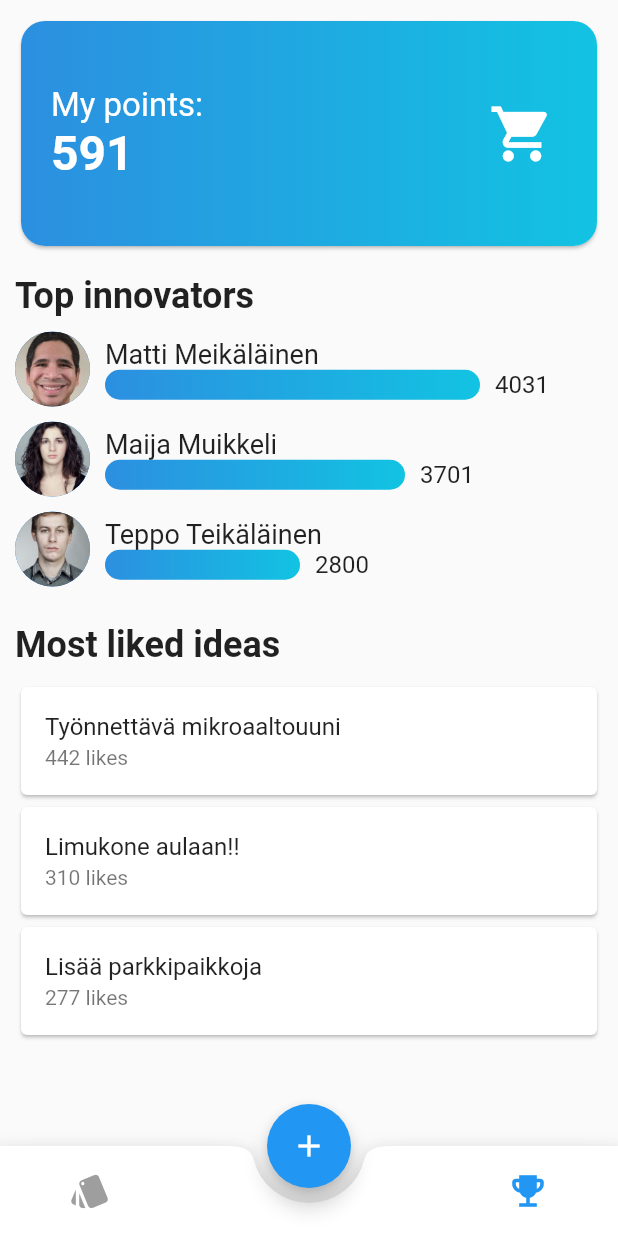
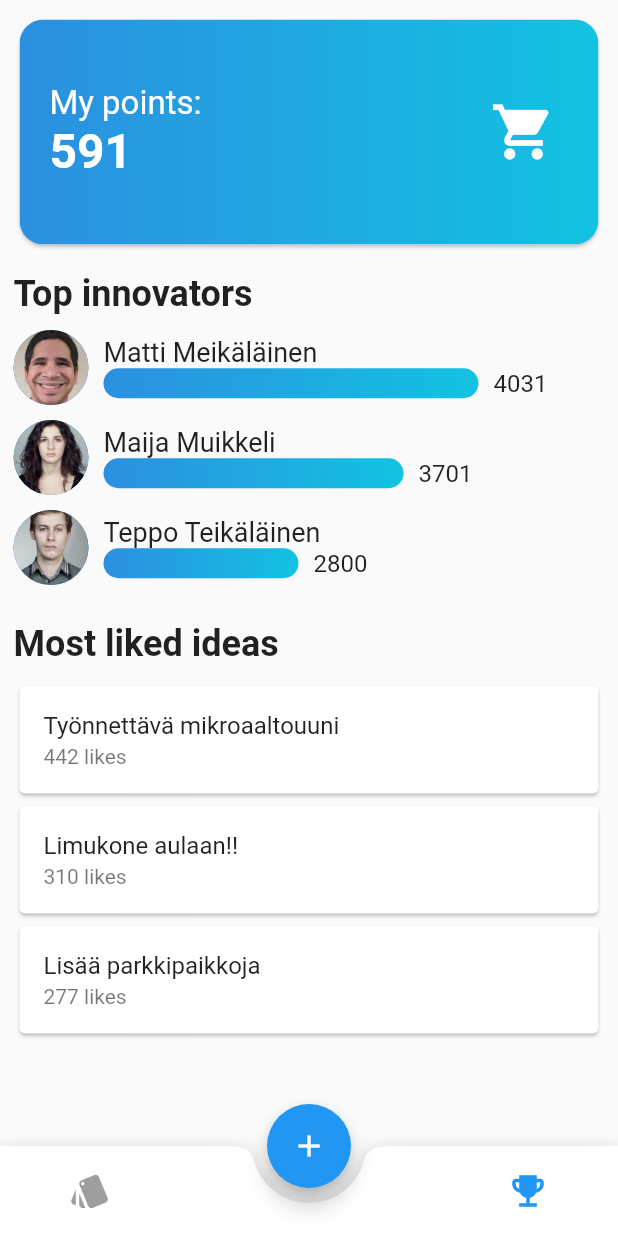
Before and after one commit to tuoku/IdeaBarrel, a Flutter app: the screen it shows after launch, after a tap on the "emoji events" icon, on a phone screen of 412 x 824 dp. Run offline on Flutter 3.47's test engine with Material 2 defaults, Android fonts, the phone set to English and light mode, and no system bars; our stand-ins replace swipe_cards.

Commit message:
CI test commit

```diff
--- a/lib/ui/screens/leaderboard_screen.dart
+++ b/lib/ui/screens/leaderboard_screen.dart
@@ -12,7 +12,7 @@ class _LeaderboardScreenState extends State<LeaderboardScreen> {
   @override
   Widget build(BuildContext context) {
     return Container(
-      padding: EdgeInsets.all(10),
+      padding: EdgeInsets.all(9),
       child: ListView(children: [
         Card(
             shape:
```
